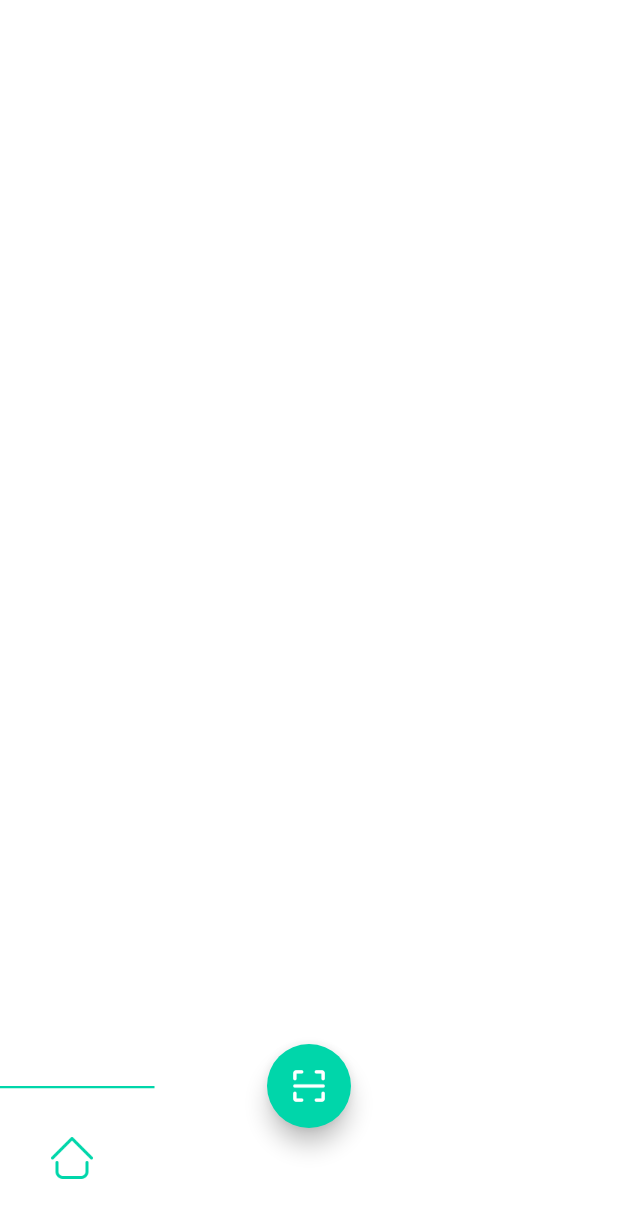
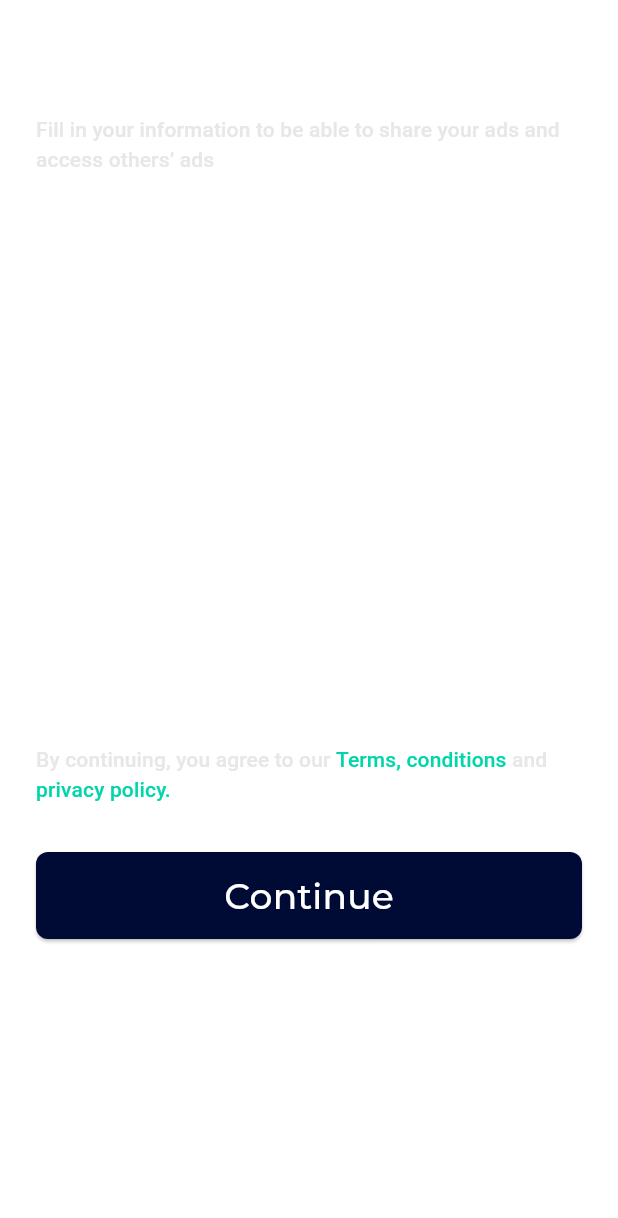
Before and after one commit to AbdElrahmanaymen/Budgetly, a Flutter app: the WelcomeScreen screen opened by its route, after a tap on "Continue with Apple", on a phone screen of 412 x 824 dp. Shown: the top 1218 px of the screen. Run offline on Flutter 3.47's test engine with Material 3 defaults, Android fonts, the phone set to English and light mode, and no system bars; our stand-ins replace dropdown_button2, flutter_bloc, flutter_svg, freezed_annotation, get_it, injectable; project files that could hold a hidden picture were left out.

Commit message:
Complete Profile Screen Implemented

```diff
--- a/lib/infrastructure/style/colors.dart
+++ b/lib/infrastructure/style/colors.dart
@@ -3,3 +3,4 @@ import 'dart:ui';
 Color lightGreenColor = const Color(0xFF00D6AA);
 Color darkBlueColor = const Color(0xFF000B35);
 Color lightGreyColor = const Color(0xFFA3A3A3);
+Color offWhiteColor = const Color(0xFFE7E7E7);
--- a/lib/infrastructure/style/theme.dart
+++ b/lib/infrastructure/style/theme.dart
@@ -27,6 +27,11 @@ ThemeData budgetlyThemeData() {
         fontSize: 14,
         color: Colors.white,
       ),
+      labelSmall: TextStyle(
+        fontFamily: 'Roboto',
+        fontSize: 16,
+        color: Colors.white,
+      ),
     ),
   );
 }
--- a/lib/presentation/core/app_widget.dart
+++ b/lib/presentation/core/app_widget.dart
@@ -1,5 +1,6 @@
 import 'package:budgetly/infrastructure/style/theme.dart';
 import 'package:budgetly/presentation/core/app_screen.dart';
+import 'package:budgetly/presentation/core/complete_profile_screen.dart';
 import 'package:budgetly/presentation/core/get_started_screen.dart';
 import 'package:budgetly/presentation/core/otp_screen.dart';
 import 'package:budgetly/presentation/core/splash_screen.dart';
@@ -12,6 +13,7 @@ Map<String, WidgetBuilder> routes = {
   '/GetStarted': (context) => const GetStartedScreen(),
   '/Welcome': (context) => const WelcomeScreen(),
   '/OTP': (context) => const OTPScreen(),
+  '/CompleteProfileScreen': (context) => const CompleteProfileScreen(),
 };
 
 class AppWidget extends StatelessWidget {
--- /dev/null
+++ b/lib/presentation/core/complete_profile_screen.dart
@@ -0,0 +1,126 @@
+import 'package:budgetly/infrastructure/style/colors.dart';
+import 'package:budgetly/presentation/widgets/textfields.dart';
+import 'package:flutter/material.dart';
+
+class CompleteProfileScreen extends StatelessWidget {
+  const CompleteProfileScreen({super.key});
+
+  @override
+  Widget build(BuildContext context) {
+    return Scaffold(
+      body: SafeArea(
+        child: Padding(
+          padding: const EdgeInsets.all(24),
+          child: Form(
+            child: Column(
+              crossAxisAlignment: CrossAxisAlignment.start,
+              children: [
+                Text(
+                  "Welcome to Budgetly",
+                  style: Theme.of(context)
+                      .textTheme
+                      .titleMedium!
+                      .copyWith(fontWeight: FontWeight.w500),
+                ),
+                const SizedBox(
+                  height: 16,
+                ),
+                Text(
+                  "Fill in your information to be able to share your ads and access others’ ads",
+                  style: Theme.of(context)
+                      .textTheme
+                      .titleSmall!
+                      .copyWith(color: offWhiteColor),
+                ),
+                const SizedBox(
+                  height: 24,
+                ),
+                BudgetlyTextFields.inputTextField(
+                  labelText: "User name",
+                  context: context,
+                ),
+                const SizedBox(
+                  height: 16,
+                ),
+                BudgetlyTextFields.inputTextField(
+                  labelText: "First name",
+                  context: context,
+                ),
+                const SizedBox(
+                  height: 16,
+                ),
+                BudgetlyTextFields.inputTextField(
+                  labelText: "Last name",
+                  context: context,
+                ),
+                const SizedBox(
+                  height: 16,
+                ),
+                BudgetlyTextFields.inputTextField(
+                  labelText: "Email Address",
+                  context: context,
+                ),
+                const SizedBox(
+                  height: 16,
+                ),
+                BudgetlyTextFields.inputTextField(
+                  labelText: "Password(8+ characters)",
+                  context: context,
+                ),
+                const SizedBox(
+                  height: 32,
+                ),
+                RichText(
+                  text: TextSpan(
+                    style: Theme.of(context)
+                        .textTheme
+                        .titleSmall!
+                        .copyWith(color: offWhiteColor),
+                    children: <TextSpan>[
+                      const TextSpan(
+                        text: "By continuing, you agree to our ",
+                      ),
+                      TextSpan(
+                        text: 'Terms, conditions ',
+                        style: TextStyle(
+                          color: lightGreenColor,
+                        ),
+                      ),
+                      const TextSpan(text: 'and '),
+                      TextSpan(
+                        text: 'privacy policy.',
+                        style: TextStyle(
+                          color: lightGreenColor,
+                        ),
+                      ),
+                    ],
+                  ),
+                ),
+                const SizedBox(
+                  height: 32,
+                ),
+                SizedBox(
+                  width: double.infinity,
+                  child: ElevatedButton(
+                    style: ElevatedButton.styleFrom(
+                      backgroundColor: darkBlueColor,
+                      padding: const EdgeInsets.symmetric(vertical: 12),
+                      shape: RoundedRectangleBorder(
+                        borderRadius: BorderRadius.circular(8),
+                      ),
+                    ),
+                    onPressed: () => Navigator.pushNamed(context, '/App'),
+                    child: Text(
+                      'Continue',
+                      style: Theme.of(context).textTheme.labelLarge,
+                    ),
+                  ),
+                ),
+              ],
+            ),
+          ),
+        ),
+      ),
+    );
+  }
+}
--- a/lib/presentation/core/otp_screen.dart
+++ b/lib/presentation/core/otp_screen.dart
@@ -1,6 +1,5 @@
 import 'package:budgetly/infrastructure/style/colors.dart';
 import 'package:flutter/material.dart';
-import 'package:flutter/services.dart';
 
 class OTPScreen extends StatelessWidget {
   const OTPScreen({super.key});
@@ -68,7 +67,8 @@ class OTPScreen extends StatelessWidget {
                       borderRadius: BorderRadius.circular(8),
                     ),
                   ),
-                  onPressed: () => Navigator.pushNamed(context, '/App'),
+                  onPressed: () =>
+                      Navigator.pushNamed(context, '/CompleteProfileScreen'),
                   child: Text(
                     'Continue',
                     style: Theme.of(context).textTheme.labelLarge,
--- a/lib/presentation/core/welcome_screen.dart
+++ b/lib/presentation/core/welcome_screen.dart
@@ -65,21 +65,24 @@ class SocialMediaLoginSection extends StatelessWidget {
         BudgetlyButtons.iconButton(
           label: 'Continue with Apple',
           icon: SvgPicture.asset(Assets.appleLogo),
-          onBtnPressed: () => Navigator.pushNamed(context, '/App'),
+          onBtnPressed: () =>
+              Navigator.pushNamed(context, '/CompleteProfileScreen'),
           context: context,
         ),
         const SizedBox(height: 16),
         BudgetlyButtons.iconButton(
           label: 'Continue with Google',
           icon: SvgPicture.asset(Assets.googleLogo),
-          onBtnPressed: () => Navigator.pushNamed(context, '/App'),
+          onBtnPressed: () =>
+              Navigator.pushNamed(context, '/CompleteProfileScreen'),
           context: context,
         ),
         const SizedBox(height: 16),
         BudgetlyButtons.iconButton(
           label: 'Continue with Facebook',
           icon: SvgPicture.asset(Assets.facebookLogo),
-          onBtnPressed: () => Navigator.pushNamed(context, '/App'),
+          onBtnPressed: () =>
+              Navigator.pushNamed(context, '/CompleteProfileScreen'),
           context: context,
         )
       ],
--- /dev/null
+++ b/lib/presentation/widgets/textfields.dart
@@ -0,0 +1,43 @@
+import 'package:budgetly/infrastructure/style/colors.dart';
+import 'package:flutter/material.dart';
+
+class BudgetlyTextFields {
+  static Widget inputTextField({
+    required String labelText,
+    required BuildContext context,
+  }) {
+    return TextFormField(
+      style: Theme.of(context).textTheme.titleSmall,
+      decoration: InputDecoration(
+        labelText: labelText,
+        labelStyle: Theme.of(context).textTheme.labelSmall,
+        errorStyle:
+            Theme.of(context).textTheme.labelSmall!.copyWith(color: Colors.red),
+        enabledBorder: OutlineInputBorder(
+          borderSide: const BorderSide(
+            color: Colors.white,
+          ),
+          borderRadius: BorderRadius.circular(8),
+        ),
+        focusedBorder: OutlineInputBorder(
+          borderSide: BorderSide(
+            color: lightGreenColor,
+          ),
+          borderRadius: BorderRadius.circular(8),
+        ),
+        errorBorder: OutlineInputBorder(
+          borderSide: const BorderSide(
+            color: Colors.red,
+          ),
+          borderRadius: BorderRadius.circular(8),
+        ),
+        focusedErrorBorder: OutlineInputBorder(
+          borderSide: const BorderSide(
+            color: Colors.red,
+          ),
+          borderRadius: BorderRadius.circular(8),
+        ),
+      ),
+    );
+  }
+}
--- a/pubspec.yaml
+++ b/pubspec.yaml
@@ -51,3 +51,5 @@ flutter:
     - family: Roboto
       fonts:
         - asset: assets/fonts/Roboto-Regular.ttf
+        - asset: assets/fonts/Roboto-Medium.ttf
+          weight: 500
```
Also changed, not shown: assets/fonts/Roboto-Medium.ttf (added).
